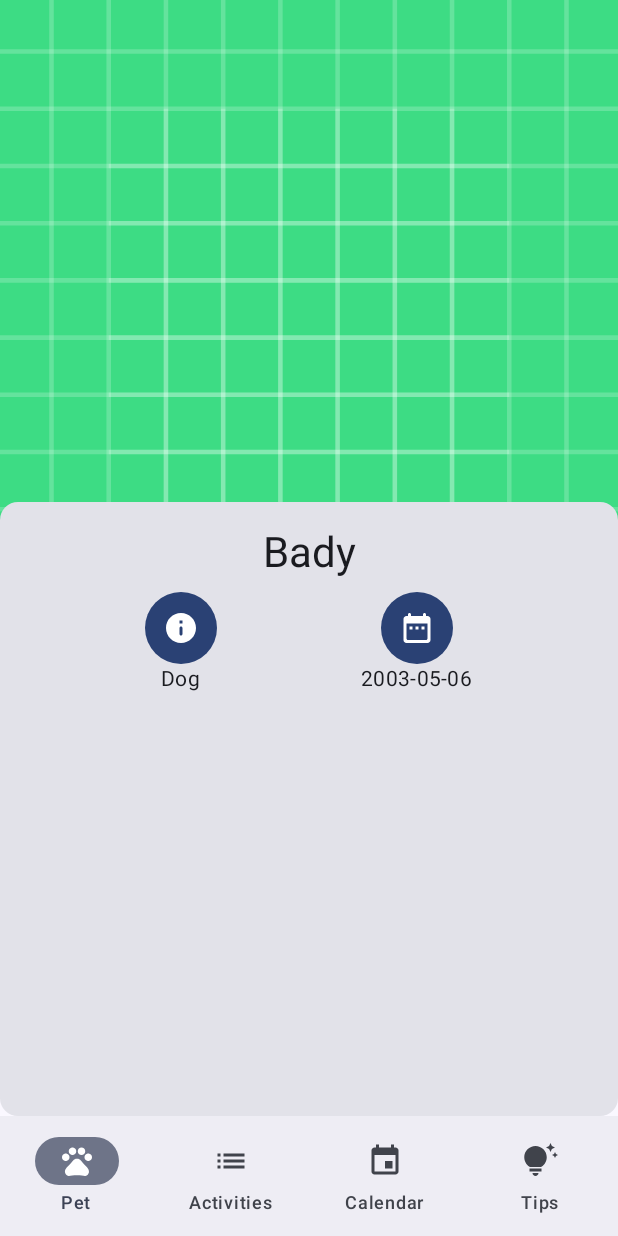
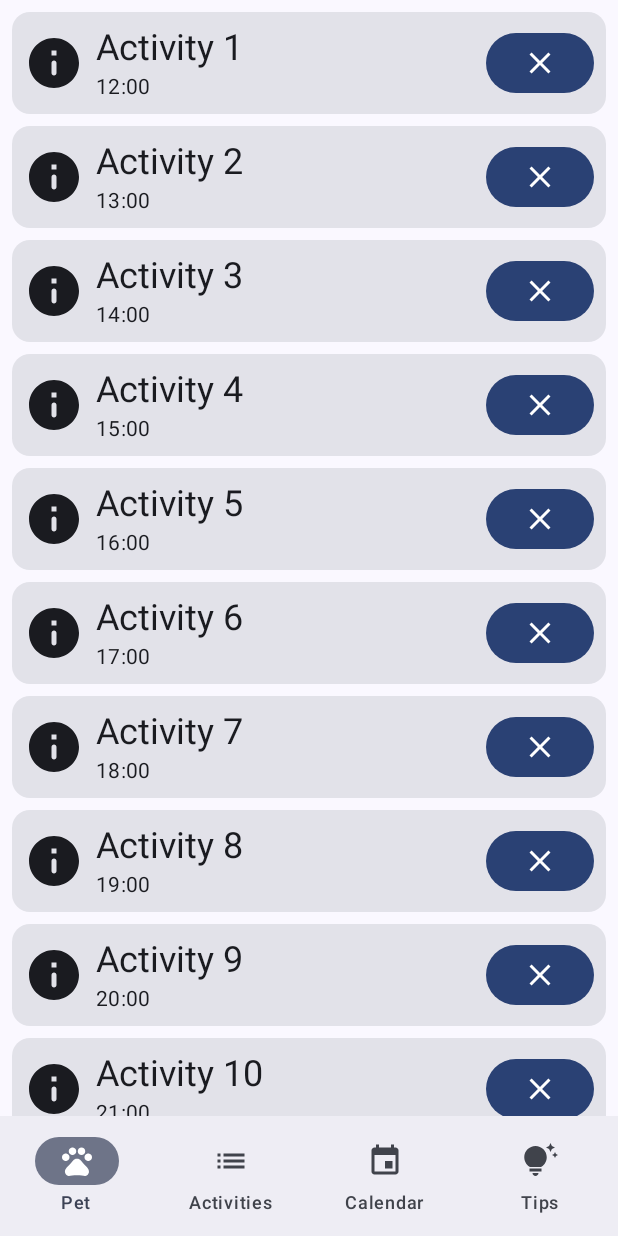
Before and after one commit to gastyCode/petcare-pal, an Android app built with Jetpack Compose: the ActivitiesScreen screen opened through its navigation route, on a phone screen of 412 x 824 dp. Run offline under Robolectric (Android 15) with nearby library versions, the phone set to English and light mode, and no system bars.

Commit message:
Activities design and Calendar Composable change

```diff
--- a/app/src/main/java/com/obake/petcarepal/MainActivity.kt
+++ b/app/src/main/java/com/obake/petcarepal/MainActivity.kt
@@ -26,6 +26,8 @@ import androidx.navigation.compose.NavHost
 import androidx.navigation.compose.composable
 import androidx.navigation.compose.rememberNavController
 import com.obake.petcarepal.data.model.NavigationItem
+import com.obake.petcarepal.ui.ActivitiesScreen
+import com.obake.petcarepal.ui.CalendarScreen
 import com.obake.petcarepal.ui.OverviewScreen
 import com.obake.petcarepal.ui.TipsScreen
 import com.obake.petcarepal.ui.theme.PetCarePalTheme
@@ -53,10 +55,10 @@ class MainActivity : ComponentActivity() {
                                 OverviewScreen(modifier = Modifier.padding(padding))
                             }
                             composable("Activities") {
-                                OverviewScreen(modifier = Modifier.padding(padding))
+                                ActivitiesScreen(modifier = Modifier.padding(padding))
                             }
                             composable("Calendar") {
-                                OverviewScreen(modifier = Modifier.padding(padding))
+                                CalendarScreen(modifier = Modifier.padding(padding))
                             }
                             composable("Tips") {
                                 TipsScreen(modifier = Modifier.padding(padding))
@@ -107,7 +109,7 @@ fun DefaultPreview() {
             ) { padding ->
                 NavHost(navController = navController, startDestination = "Landing") {
                     composable("Landing") {
-                        OverviewScreen(modifier = Modifier.padding(padding))
+                        ActivitiesScreen(modifier = Modifier.padding(padding))
                     }
                 }
             }
--- a/app/src/main/java/com/obake/petcarepal/ui/ActivitiesScreen.kt
+++ b/app/src/main/java/com/obake/petcarepal/ui/ActivitiesScreen.kt
@@ -1 +1,130 @@
 package com.obake.petcarepal.ui
+
+import androidx.compose.foundation.layout.Arrangement
+import androidx.compose.foundation.layout.Box
+import androidx.compose.foundation.layout.Column
+import androidx.compose.foundation.layout.PaddingValues
+import androidx.compose.foundation.layout.Row
+import androidx.compose.foundation.layout.fillMaxWidth
+import androidx.compose.foundation.layout.padding
+import androidx.compose.foundation.layout.size
+import androidx.compose.foundation.lazy.LazyColumn
+import androidx.compose.foundation.lazy.items
+import androidx.compose.material.icons.Icons
+import androidx.compose.material.icons.filled.Add
+import androidx.compose.material.icons.filled.Clear
+import androidx.compose.material.icons.rounded.Add
+import androidx.compose.material.icons.rounded.Info
+import androidx.compose.material3.Button
+import androidx.compose.material3.Card
+import androidx.compose.material3.Icon
+import androidx.compose.material3.MaterialTheme
+import androidx.compose.material3.Text
+import androidx.compose.runtime.Composable
+import androidx.compose.ui.Alignment
+import androidx.compose.ui.Modifier
+import androidx.compose.ui.graphics.vector.ImageVector
+import androidx.compose.ui.tooling.preview.Preview
+import androidx.compose.ui.unit.dp
+import com.obake.petcarepal.ui.theme.PetCarePalTheme
+
+data class Activity(val text: String, val type: String, val date: String, val icon: ImageVector)
+
+@Composable
+fun ActivitiesScreen(modifier: Modifier = Modifier) {
+    val list = mutableListOf(
+        Activity("Activity 1", "Feed", "12:00", Icons.Rounded.Info),
+        Activity("Activity 2", "Walk", "13:00", Icons.Rounded.Info),
+        Activity("Activity 3", "Feed", "14:00", Icons.Rounded.Info),
+        Activity("Activity 4", "Walk", "15:00", Icons.Rounded.Info),
+        Activity("Activity 5", "Feed", "16:00", Icons.Rounded.Info),
+        Activity("Activity 6", "Walk", "17:00", Icons.Rounded.Info),
+        Activity("Activity 7", "Feed", "18:00", Icons.Rounded.Info),
+        Activity("Activity 8", "Walk", "19:00", Icons.Rounded.Info),
+        Activity("Activity 9", "Feed", "20:00", Icons.Rounded.Info),
+        Activity("Activity 10", "Walk", "21:00", Icons.Rounded.Info),
+    )
+    Column(
+        modifier = Modifier.then(modifier),
+        horizontalAlignment = Alignment.CenterHorizontally
+    ) {
+        ActivityList(list = list)
+        AddActivityButton({})
+    }
+}
+
+@Composable
+fun AddActivityButton(onClick: () -> Unit) {
+    Button(onClick = onClick) {
+        Icon(imageVector = Icons.Default.Add, contentDescription = "Add Activity")
+    }
+}
+
+@Composable
+fun ActivityList(list: List<Activity>, modifier: Modifier = Modifier) {
+    LazyColumn(
+        contentPadding = PaddingValues(8.dp),
+        verticalArrangement = Arrangement.spacedBy(8.dp)
+    ) {
+        items(list) { activity ->
+            ActivityCard(
+                text = activity.text,
+                type = activity.type,
+                date = activity.date,
+                icon = activity.icon,
+                onRemove = {},
+                modifier = modifier
+            )
+        }
+    }
+}
+
+@Composable
+fun ActivityCard(text: String, type: String, date: String, icon: ImageVector, onRemove: () -> Unit, modifier: Modifier = Modifier) {
+    Card(
+        modifier = Modifier
+            .fillMaxWidth()
+            .then(modifier)
+    ) {
+        Row(
+            modifier = Modifier
+                .fillMaxWidth()
+                .padding(8.dp),
+            verticalAlignment = Alignment.CenterVertically,
+            horizontalArrangement = Arrangement.SpaceBetween
+        ) {
+            Row(
+                verticalAlignment = Alignment.CenterVertically
+            ) {
+                Icon(
+                    imageVector = icon,
+                    contentDescription = type,
+                    modifier = Modifier
+                        .size(48.dp)
+                        .padding(end = 8.dp)
+                )
+                Column {
+                    Text(
+                        text = text,
+                        style = MaterialTheme.typography.headlineSmall
+                    )
+                    Text(
+                        text = date,
+                        style = MaterialTheme.typography.bodyMedium
+                    )
+                }
+            }
+            Button(onClick = onRemove) {
+                Icon(imageVector = Icons.Default.Clear, contentDescription = "Remove")
+            }
+        }
+    }
+}
+
+@Preview(showBackground = true)
+@Composable
+fun ActivitiesScreenPreview() {
+    PetCarePalTheme {
+        ActivitiesScreen()
+    }
+}
--- a/app/src/main/java/com/obake/petcarepal/ui/CalendarScreen.kt
+++ b/app/src/main/java/com/obake/petcarepal/ui/CalendarScreen.kt
@@ -5,6 +5,9 @@ import androidx.compose.foundation.layout.Column
 import androidx.compose.foundation.lazy.grid.GridCells
 import androidx.compose.foundation.lazy.grid.LazyVerticalGrid
 import androidx.compose.foundation.lazy.grid.items
+import androidx.compose.material3.DatePicker
+import androidx.compose.material3.DatePickerState
+import androidx.compose.material3.ExperimentalMaterial3Api
 import androidx.compose.material3.Text
 import androidx.compose.runtime.Composable
 import androidx.compose.ui.Modifier
@@ -12,29 +15,13 @@ import androidx.compose.ui.tooling.preview.Preview
 import com.obake.petcarepal.data.model.NavigationItem.Companion.items
 import com.obake.petcarepal.ui.theme.PetCarePalTheme
 import java.util.Date
+import java.util.Locale
 
+@OptIn(ExperimentalMaterial3Api::class)
 @Composable
 fun CalendarScreen(modifier: Modifier = Modifier) {
     Box(modifier = Modifier.then(modifier)) {
-        Calendar()
-    }
-}
-
-@Composable
-fun Calendar(modifier: Modifier = Modifier) {
-    val list = (1..31).toList()
-
-    LazyVerticalGrid(columns = GridCells.Fixed(7)) {
-        items(list) { day ->
-            CalendarItem(day = day.toString())
-        }
-    }
-}
-
-@Composable
-fun CalendarItem(day: String, modifier: Modifier = Modifier) {
-    Box(modifier = modifier) {
-        Text(text = day)
+        DatePicker(state = DatePickerState(locale = Locale.getDefault()))
     }
 }
 
```
